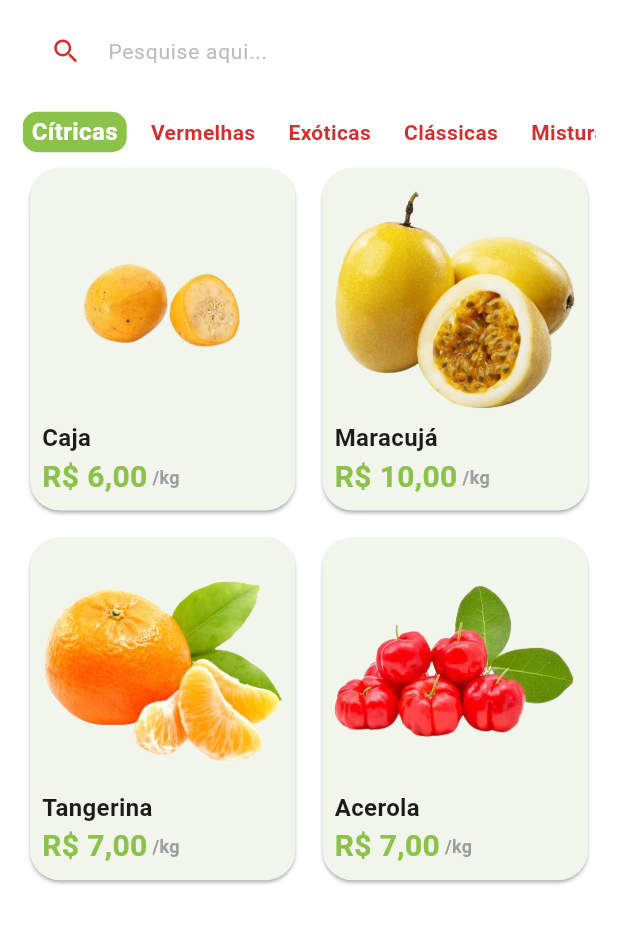
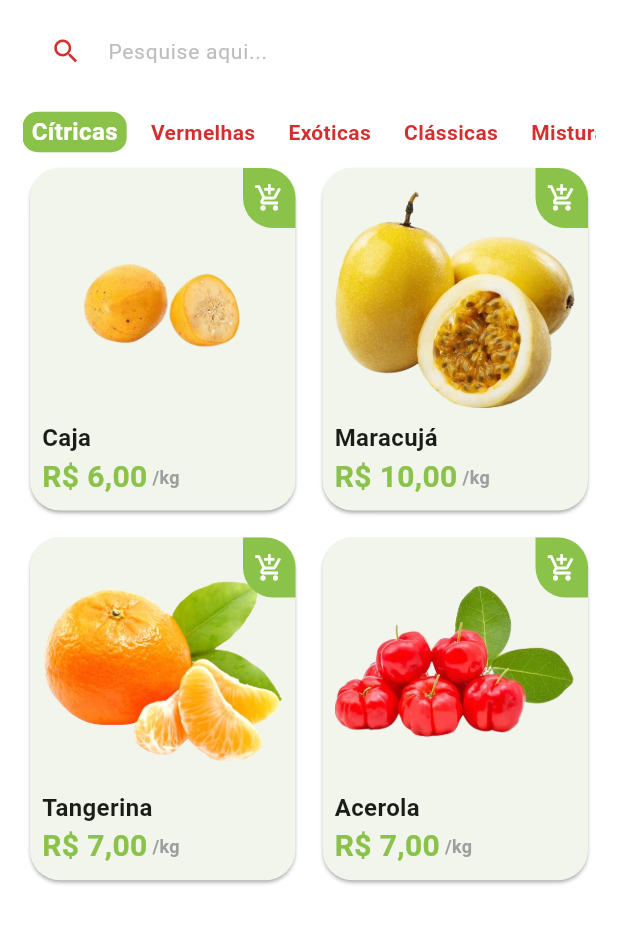
Before and after one commit to Miicchhel/FruitTrace, a Flutter app: the HomeTab screen opened directly, on a phone screen of 412 x 824 dp, the part 84-1028 px from its top. Run offline on Flutter 3.47's test engine with Material 3 defaults, Android fonts, the phone set to English and light mode, and no system bars; our stand-ins replace animated_text_kit, mask_text_input_formatter.

Commit message:
finalizando o tile de produtos: adicionando o botão de add produto ao carrinho

```diff
--- a/lib/src/pages/home/components/item_tile.dart
+++ b/lib/src/pages/home/components/item_tile.dart
@@ -16,7 +16,9 @@ class ItemTile extends StatelessWidget {
 
   @override
   Widget build(BuildContext context) {
-    return Card(
+    return Stack(
+      children: [
+        Card(
           elevation: 1.0,
           shadowColor: Colors.grey,
           shape: const RoundedRectangleBorder(
@@ -69,6 +71,35 @@ class ItemTile extends StatelessWidget {
               ],
             ),
           ),
+        ),
+
+        // btn carrinho
+        Positioned(
+          top: 4.0,
+          right: 4.0,
+          child: GestureDetector(
+            onTap: () {
+              print('clicou botão');
+            },
+            child: Container(
+              height: 40.0,
+              width: 35.0,
+              decoration: BoxDecoration(
+                color: CustomColors.customSwatchColor,
+                borderRadius: const BorderRadius.only(
+                  topRight: Radius.circular(20.0),
+                  bottomLeft: Radius.circular(20.0),
+                ),
+              ),
+              child: const Icon(
+                Icons.add_shopping_cart_outlined,
+                color: Colors.white,
+                size: 20.0,
+              ),
+            ),
+          ),
+        ),
+      ],
     );
   }
 }
```
Lines whose indentation alone changed are shown as unchanged.
